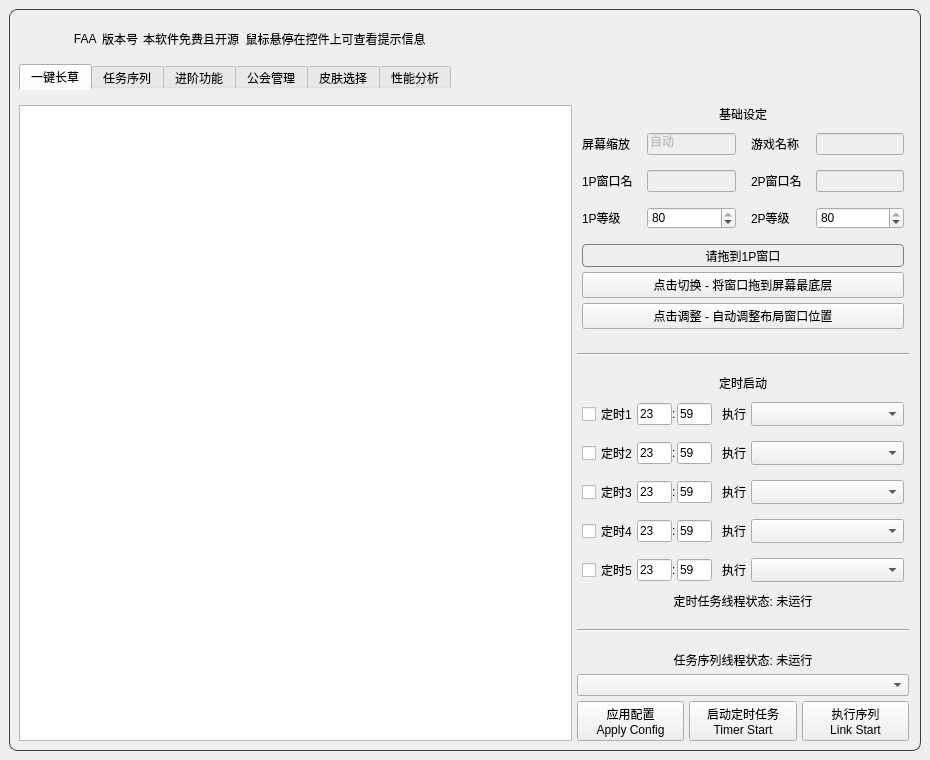
Old version of the form resource/ui/FAA_3.0.ui in the repository StareAbyss/FoodsVsMiceAutoAssistant.
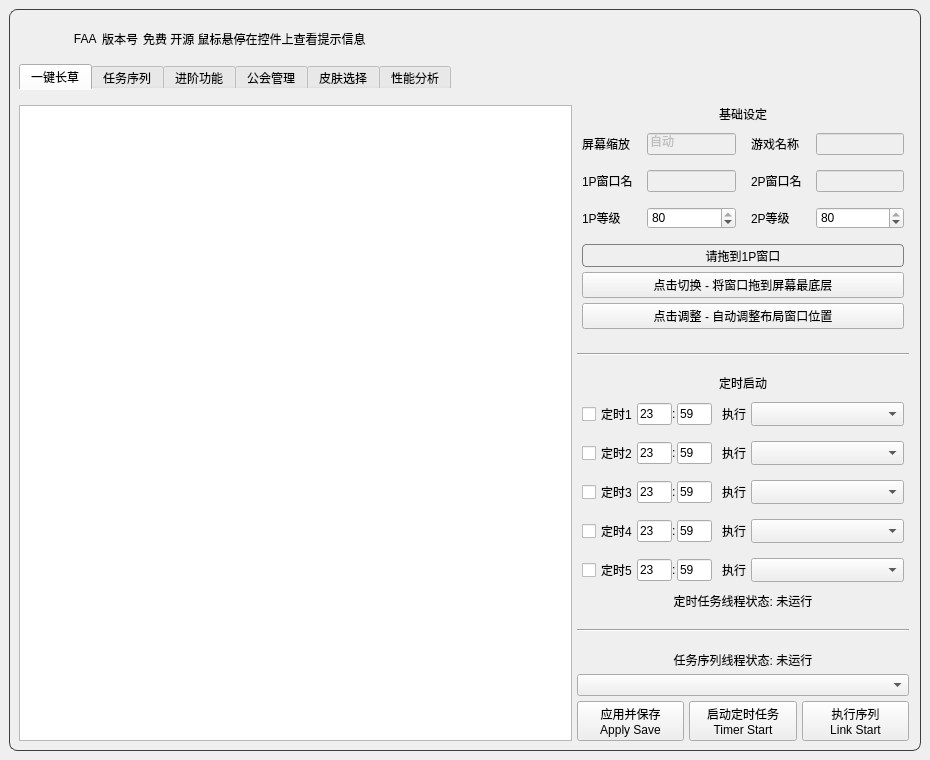
New version of the form. Icons and pictures are not drawn. Custom widgets are drawn as their Qt base class.

Commit message: feat(faa): 新增 config/card_type_mat.json 文件，包含水面、云洞、岩浆、海底等承载类型映射表. 承载卡支持自动扩展转职名称.

Diff of the .ui file:
```diff
--- a/resource/ui/FAA_3.0.ui
+++ b/resource/ui/FAA_3.0.ui
@@ -211,7 +211,7 @@
              </sizepolicy>
             </property>
             <property name="text">
-             <string>本软件免费且开源  鼠标悬停在控件上可查看提示信息</string>
+             <string>免费 开源 鼠标悬停在控件上查看提示信息</string>
             </property>
             <property name="alignment">
              <set>Qt::AlignLeading|Qt::AlignLeft|Qt::AlignVCenter</set>
@@ -2139,8 +2139,8 @@
 请注意 先应用后运行!</string>
                    </property>
                    <property name="text">
-                    <string>应用配置
-Apply Config</string>
+                    <string>应用并保存
+Apply Save</string>
                    </property>
                   </widget>
                  </item>
```
Left out of the diff: 2 changed lines with no effect on the pictures. The commit also changes 9 other files.
